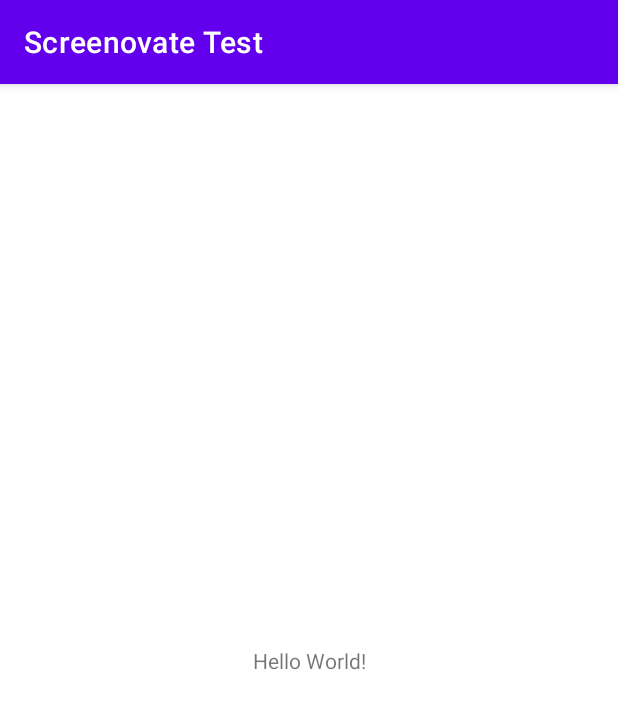
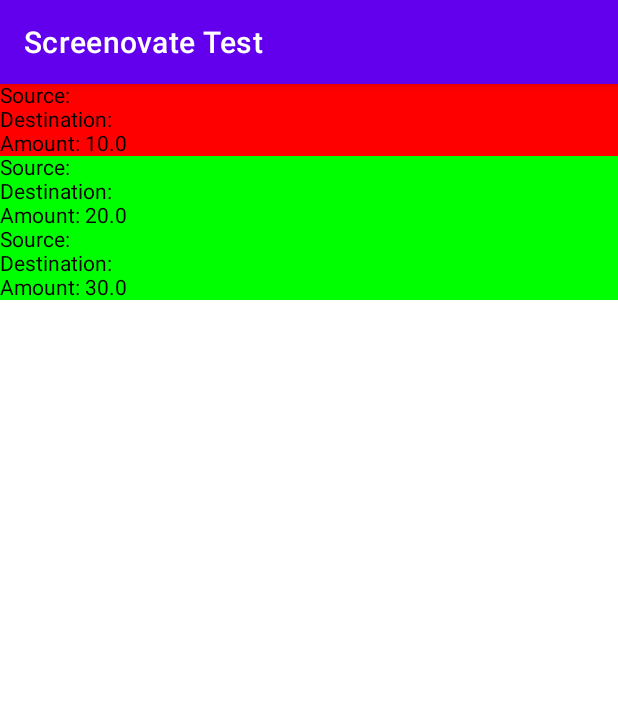
Before and after one commit to alongotv/SSE-Client, an Android app built with Jetpack Compose: the screen it shows after launch (MainActivity), on a phone screen of 412 x 824 dp. Shown: the top 709 px of the screen. Run offline under Robolectric (Android 15) with nearby library versions, the phone set to English and light mode, and no system bars; our stand-ins replace Dagger/Hilt's generated code, Timber; libraries missing offline, so code that uses them is left out: okhttp3.sse.

Commit message:
Update layout

```diff
--- a/app/src/main/java/com/alongo/screenovatetest/presentation/main/MainActivity.kt
+++ b/app/src/main/java/com/alongo/screenovatetest/presentation/main/MainActivity.kt
@@ -3,7 +3,16 @@ package com.alongo.screenovatetest.presentation.main
 import android.os.Bundle
 import androidx.activity.viewModels
 import androidx.appcompat.app.AppCompatActivity
-import com.alongo.screenovatetest.R
+import androidx.compose.foundation.background
+import androidx.compose.foundation.layout.Box
+import androidx.compose.foundation.layout.Column
+import androidx.compose.foundation.layout.fillMaxSize
+import androidx.compose.foundation.lazy.LazyColumn
+import androidx.compose.material.Text
+import androidx.compose.runtime.Composable
+import androidx.compose.ui.Modifier
+import androidx.compose.ui.graphics.Color
+import androidx.compose.ui.platform.ComposeView
 import dagger.hilt.android.AndroidEntryPoint
 
 @AndroidEntryPoint
@@ -13,7 +22,40 @@ class MainActivity : AppCompatActivity() {
 
     override fun onCreate(savedInstanceState: Bundle?) {
         super.onCreate(savedInstanceState)
-        setContentView(R.layout.activity_main)
+        setContentView(ComposeView(this).apply {
+            setContent {
+                MainScreenView(viewModel)
+            }
+        })
+
         viewModel.loadPayments()
     }
 }
+
+@Composable
+fun MainScreenView(viewModel: MainViewModel) {
+    LazyColumn {
+        items(viewModel.payments.size) {
+            val item = viewModel.payments[it]
+            BasicCard(source = item.source, destination = item.destination, amount = item.amount)
+        }
+    }
+}
+
+@Composable
+fun BasicCard(source: String, destination: String, amount: Double) {
+    val backgroundColor = if (amount >= 20) {
+        Color.Green
+    } else {
+        Color.Red
+    }
+    Column(
+        modifier = Modifier
+            .fillMaxSize()
+            .background(backgroundColor)
+    ) {
+        Text("Source: $source")
+        Text("Destination: $destination")
+        Text("Amount: $amount")
+    }
+}
```
